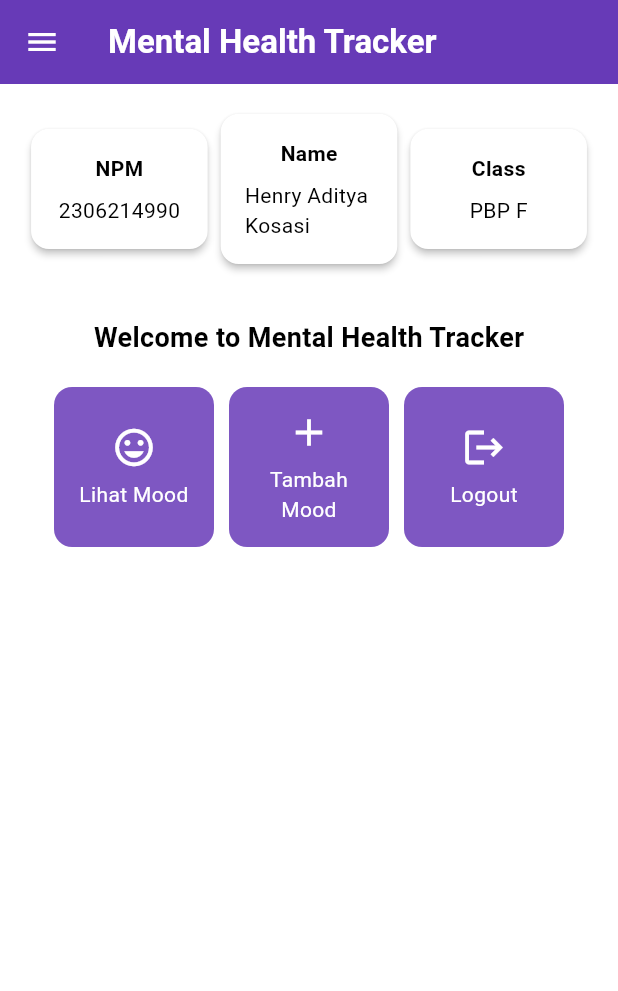
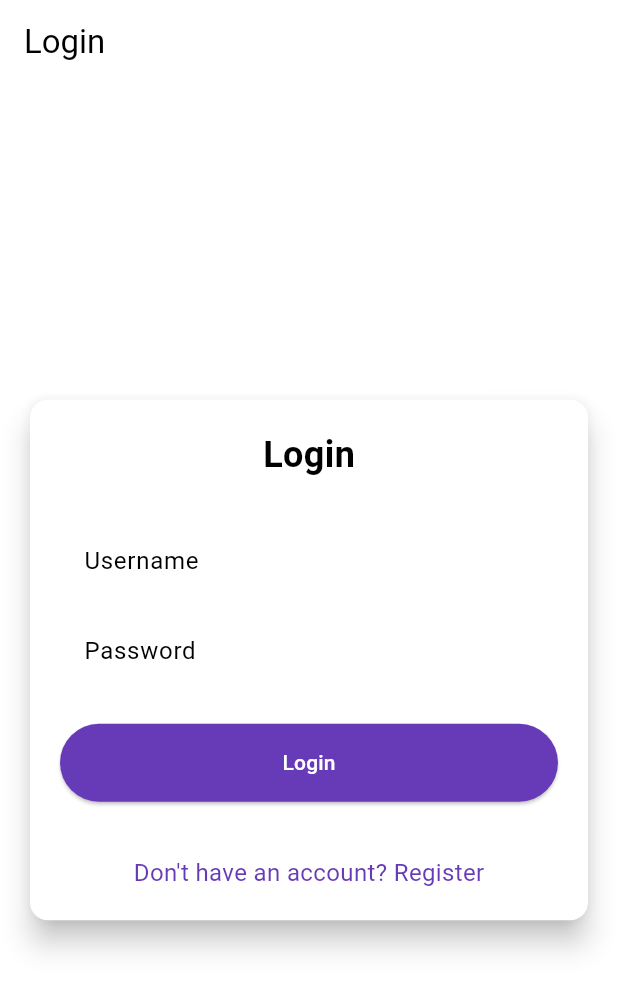
Before and after one commit to henryak25/mental-health-tracker-mobile, a Flutter app: the screen it shows after launch, on a phone screen of 412 x 824 dp. Shown: the top 991 px of the screen. Run offline on Flutter 3.47's test engine with Material 3 defaults, Android fonts, the phone set to English and light mode, and no system bars; missing offline and left inert: pbp_django_auth.

Commit message:
Tutorial 08

```diff
--- a/lib/main.dart
+++ b/lib/main.dart
@@ -1,38 +1,31 @@
 import 'package:flutter/material.dart';
-import 'package:mental_health_tracker/screens/menu.dart';void main() {
+import 'package:pbp_django_auth/pbp_django_auth.dart';
+import 'package:provider/provider.dart';
+import 'package:mental_health_tracker/screens/login.dart';
+void main() {
   runApp(const MyApp());
 }
 
 class MyApp extends StatelessWidget {
   const MyApp({super.key});
 
-  // This widget is the root of your application.
   @override
   Widget build(BuildContext context) {
-    return MaterialApp(
-      title: 'Flutter Demo',
-      theme: ThemeData(
-        // This is the theme of your application.
-        //
-        // TRY THIS: Try running your application with "flutter run". You'll see
-        // the application has a purple toolbar. Then, without quitting the app,
-        // try changing the seedColor in the colorScheme below to Colors.green
-        // and then invoke "hot reload" (save your changes or press the "hot
-        // reload" button in a Flutter-supported IDE, or press "r" if you used
-        // the command line to start the app).
-        //
-        // Notice that the counter didn't reset back to zero; the application
-        // state is not lost during the reload. To reset the state, use hot
-        // restart instead.
-        //
-        // This works for code too, not just values: Most code changes can be
-        // tested with just a hot reload.
-        colorScheme: ColorScheme.fromSwatch(
-        primarySwatch: Colors.deepPurple,
-        ).copyWith(secondary: Colors.deepPurple[400]),
-        useMaterial3: true,
+    return Provider(
+      create: (_) {
+        CookieRequest request = CookieRequest();
+        return request;
+      },
+      child: MaterialApp(
+        title: 'Mental Health Tracker',
+        theme: ThemeData(
+          useMaterial3: true,
+          colorScheme: ColorScheme.fromSwatch(
+            primarySwatch: Colors.deepPurple,
+          ).copyWith(secondary: Colors.deepPurple[400]),
+        ),
+        home: const LoginPage(),
       ),
-      home: MyHomePage(),
     );
   }
 }
--- /dev/null
+++ b/lib/screens/login.dart
@@ -0,0 +1,181 @@
+import 'package:mental_health_tracker/screens/menu.dart';
+import 'package:flutter/material.dart';
+import 'package:pbp_django_auth/pbp_django_auth.dart';
+import 'package:provider/provider.dart';
+import 'package:mental_health_tracker/screens/register.dart';
+
+
+void main() {
+  runApp(const LoginApp());
+}
+
+class LoginApp extends StatelessWidget {
+  const LoginApp({super.key});
+
+  @override
+  Widget build(BuildContext context) {
+    return MaterialApp(
+      title: 'Login',
+      theme: ThemeData(
+        useMaterial3: true,
+        colorScheme: ColorScheme.fromSwatch(
+          primarySwatch: Colors.deepPurple,
+        ).copyWith(secondary: Colors.deepPurple[400]),
+      ),
+      home: const LoginPage(),
+    );
+  }
+}
+
+class LoginPage extends StatefulWidget {
+  const LoginPage({super.key});
+
+  @override
+  State<LoginPage> createState() => _LoginPageState();
+}
+
+class _LoginPageState extends State<LoginPage> {
+  final TextEditingController _usernameController = TextEditingController();
+  final TextEditingController _passwordController = TextEditingController();
+
+  @override
+  Widget build(BuildContext context) {
+    final request = context.watch<CookieRequest>();
+
+    return Scaffold(
+      appBar: AppBar(
+        title: const Text('Login'),
+      ),
+      body: Center(
+        child: SingleChildScrollView(
+          padding: const EdgeInsets.all(16.0),
+          child: Card(
+            elevation: 8,
+            shape: RoundedRectangleBorder(
+              borderRadius: BorderRadius.circular(12.0),
+            ),
+            child: Padding(
+              padding: const EdgeInsets.all(20.0),
+              child: Column(
+                mainAxisSize: MainAxisSize.min,
+                children: [
+                  const Text(
+                    'Login',
+                    style: TextStyle(
+                      fontSize: 24.0,
+                      fontWeight: FontWeight.bold,
+                    ),
+                  ),
+                  const SizedBox(height: 30.0),
+                  TextField(
+                    controller: _usernameController,
+                    decoration: const InputDecoration(
+                      labelText: 'Username',
+                      hintText: 'Enter your username',
+                      border: OutlineInputBorder(
+                        borderRadius: BorderRadius.all(Radius.circular(12.0)),
+                      ),
+                      contentPadding:
+                          EdgeInsets.symmetric(horizontal: 12.0, vertical: 8.0),
+                    ),
+                  ),
+                  const SizedBox(height: 12.0),
+                  TextField(
+                    controller: _passwordController,
+                    decoration: const InputDecoration(
+                      labelText: 'Password',
+                      hintText: 'Enter your password',
+                      border: OutlineInputBorder(
+                        borderRadius: BorderRadius.all(Radius.circular(12.0)),
+                      ),
+                      contentPadding:
+                          EdgeInsets.symmetric(horizontal: 12.0, vertical: 8.0),
+                    ),
+                    obscureText: true,
+                  ),
+                  const SizedBox(height: 24.0),
+                  ElevatedButton(
+                    onPressed: () async {
+                      String username = _usernameController.text;
+                      String password = _passwordController.text;
+
+                      // Cek kredensial
+                      // Untuk menyambungkan Android emulator dengan Django pada localhost,
+                      // gunakan URL http://10.0.2.2/
+                      final response = await request
+                          .login("http://127.0.0.1:8000/auth/login/", {
+                        'username': username,
+                        'password': password,
+                      });
+
+                      if (request.loggedIn) {
+                        String message = response['message'];
+                        String uname = response['username'];
+                        if (context.mounted) {
+                          Navigator.pushReplacement(
+                            context,
+                            MaterialPageRoute(
+                                builder: (context) => MyHomePage()),
+                          );
+                          ScaffoldMessenger.of(context)
+                            ..hideCurrentSnackBar()
+                            ..showSnackBar(
+                              SnackBar(
+                                  content:
+                                      Text("$message Selamat datang, $uname.")),
+                            );
+                        }
+                      } else {
+                        if (context.mounted) {
+                          showDialog(
+                            context: context,
+                            builder: (context) => AlertDialog(
+                              title: const Text('Login Gagal'),
+                              content: Text(response['message']),
+                              actions: [
+                                TextButton(
+                                  child: const Text('OK'),
+                                  onPressed: () {
+                                    Navigator.pop(context);
+                                  },
+                                ),
+                              ],
+                            ),
+                          );
+                        }
+                      }
+                    },
+                    style: ElevatedButton.styleFrom(
+                      foregroundColor: Colors.white,
+                      minimumSize: Size(double.infinity, 50),
+                      backgroundColor: Theme.of(context).colorScheme.primary,
+                      padding: const EdgeInsets.symmetric(vertical: 16.0),
+                    ),
+                    child: const Text('Login'),
+                  ),
+                  const SizedBox(height: 36.0),
+                  GestureDetector(
+                    onTap: () {
+                      Navigator.push(
+                        context,
+                        MaterialPageRoute(
+                            builder: (context) => const RegisterPage()),
+                      );
+                    },
+                    child: Text(
+                      'Don\'t have an account? Register',
+                      style: TextStyle(
+                        color: Theme.of(context).colorScheme.primary,
+                        fontSize: 16.0,
+                      ),
+                    ),
+                  ),
+                ],
+              ),
+            ),
+          ),
+        ),
+      ),
+    );
+  }
+}
--- a/pubspec.yaml
+++ b/pubspec.yaml
@@ -35,6 +35,9 @@ dependencies:
   # The following adds the Cupertino Icons font to your application.
   # Use with the CupertinoIcons class for iOS style icons.
   cupertino_icons: ^1.0.8
+  provider: ^6.1.2
+  pbp_django_auth: ^0.4.0
+  http: ^1.2.2
 
 dev_dependencies:
   flutter_test:
```
Also changed, not shown: lib/models/mood_entry.dart (added, +65 -0 lines), lib/screens/list_moodentry.dart (added, +89 -0 lines), lib/screens/moodentry_form.dart (+35 -29 lines), lib/screens/register.dart (added, +165 -0 lines), lib/widgets/left_drawer.dart (+12 -0 lines), lib/widgets/mood_card.dart (+34 -2 lines), pubspec.lock, 2 other files.
